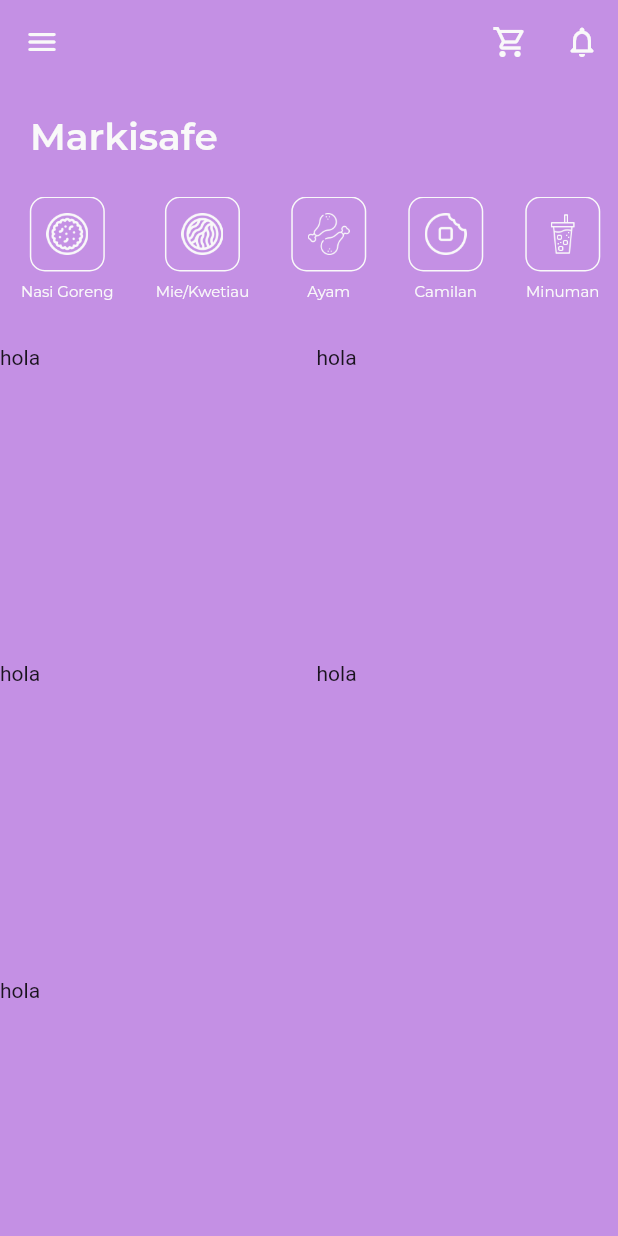
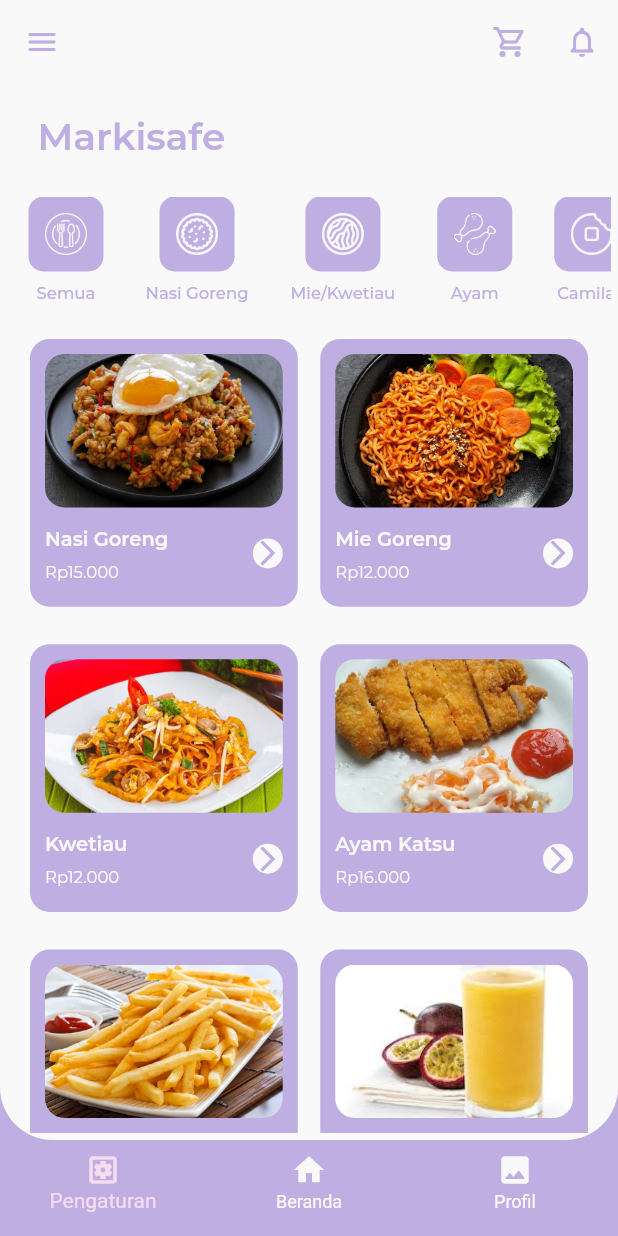
Before and after one commit to firazyn/markisafe-order, a Flutter app: the screen it shows after launch, on a phone screen of 412 x 824 dp. Run offline on Flutter 3.47's test engine with Material 2 defaults, Android fonts, the phone set to English and light mode, and no system bars; our stand-ins replace google_fonts; project files that could hold a hidden picture were left out.

Commit message:
updated home screen

```diff
--- a/lib/main.dart
+++ b/lib/main.dart
@@ -9,14 +9,15 @@ class MyApp extends StatelessWidget {
   @override
   Widget build(BuildContext context) {
     return MaterialApp(
+      debugShowCheckedModeBanner: false,
       home: MyHomePage(),
     );
   }
 }
 
 class MyHomePage extends StatefulWidget {
-  final Color primary = Color(0xffc490e4);
-  final Color headingColor = Color(0xfff9f9f9);
+  final Color primary = Color(0xfff9f9f9);
+  final Color headingColor = Color(0xffbeaee2);
   @override
   _MyHomePageState createState() => _MyHomePageState();
 }
@@ -52,10 +53,24 @@ class _MyHomePageState extends State<MyHomePage> {
           ),
         ],
       ),
-      body: Column(
+      body: Container(
+        color: widget.headingColor,
+        child: Column(
+          children: [
+            Container(
+              height: MediaQuery.of(context).size.height - 120,
+              padding: EdgeInsets.all(5.0),
+              decoration: BoxDecoration(
+                borderRadius: BorderRadius.only(
+                  bottomLeft: Radius.circular(35.0),
+                  bottomRight: Radius.circular(35.0),
+                ),
+                color: widget.primary,
+              ),
+              child: Column(
                 crossAxisAlignment: CrossAxisAlignment.start,
                 children: <Widget>[
-          SizedBox(height: 20.0),
+                  SizedBox(height: 15.0),
                   Padding(
                     padding: const EdgeInsets.only(left: 20.0),
                     child: Text(
@@ -71,7 +86,12 @@ class _MyHomePageState extends State<MyHomePage> {
                   SingleChildScrollView(
                     scrollDirection: Axis.horizontal,
                     child: Row(
+                      mainAxisAlignment: MainAxisAlignment.spaceBetween,
                       children: <Widget>[
+                        CategoriesCards(
+                          categoryImages: "semua",
+                          categoryText: "Semua",
+                        ),
                         CategoriesCards(
                           categoryImages: "nasi_goreng",
                           categoryText: "Nasi Goreng",
@@ -95,29 +115,85 @@ class _MyHomePageState extends State<MyHomePage> {
                       ],
                     ),
                   ),
-          SizedBox(height: 30.0),
+                  SizedBox(height: 10.0),
                   Expanded(
                     child: GridView.count(
                       crossAxisCount: 2,
-              crossAxisSpacing: 10,
-              mainAxisSpacing: 10,
+                      crossAxisSpacing: 15.0,
+                      mainAxisSpacing: 25.0,
+                      padding:
+                          EdgeInsets.only(top: 15.0, left: 15.0, right: 15.0),
                       children: <Widget>[
-                Text('hola'),
-                Text('hola'),
-                Text('hola'),
-                Text('hola'),
-                Text('hola'),
+                        FoodInfo(
+                          foodImage: 'nasi_goreng',
+                          foodName: 'Nasi Goreng',
+                          foodPrice: '15.000',
+                        ),
+                        FoodInfo(
+                          foodImage: 'mie_goreng',
+                          foodName: 'Mie Goreng',
+                          foodPrice: '12.000',
+                        ),
+                        FoodInfo(
+                          foodImage: 'kwetiau_goreng',
+                          foodName: 'Kwetiau',
+                          foodPrice: '12.000',
+                        ),
+                        FoodInfo(
+                          foodImage: 'ayam_katsu',
+                          foodName: 'Ayam Katsu',
+                          foodPrice: '16.000',
+                        ),
+                        FoodInfo(
+                          foodImage: 'french_fries',
+                          foodName: 'French Fries',
+                          foodPrice: '8.000',
+                        ),
+                        FoodInfo(
+                          foodImage: 'jus_markisa',
+                          foodName: 'Jus Markisa',
+                          foodPrice: '5.000',
+                        ),
                       ],
                     ),
                   ),
                 ],
+              ),
+            ),
+            Flexible(
+              child: BottomNavigationBar(
+                backgroundColor: widget.headingColor,
+                selectedItemColor: Color(0xfff7dbf0),
+                unselectedItemColor: widget.primary,
+                elevation: 0,
+                items: const <BottomNavigationBarItem>[
+                  BottomNavigationBarItem(
+                    icon: Icon(Icons.settings_applications_outlined),
+                    label: 'Pengaturan',
+                  ),
+                  BottomNavigationBarItem(
+                    icon: Icon(Icons.home),
+                    label: 'Beranda',
+                  ),
+                  BottomNavigationBarItem(
+                    icon: Icon(Icons.photo_rounded),
+                    label: 'Profil',
+                  ),
+                ],
+                // currentIndex: _selectedIndex,
+                // onTap: _onItemTap,
+              ),
+            ),
+          ],
+        ),
       ),
     );
   }
 }
 
 class CategoriesCards extends StatelessWidget {
-  final Color color = Color(0xfff9f9f9);
+  final Color primaryColor = Color(0xfff9f9f9);
+  final Color secondaryColor = Color(0xffbeaee2);
   final categoryImages;
   final categoryText;
 
@@ -134,14 +210,15 @@ class CategoriesCards extends StatelessWidget {
             height: 50,
             padding: EdgeInsets.all(10.0),
             decoration: BoxDecoration(
+              color: secondaryColor,
               border: Border.all(
-                color: color,
+                color: secondaryColor,
               ),
               borderRadius: BorderRadius.circular(10),
             ),
             child: Image.asset(
               "assets/food_icons_lineal/$categoryImages.png",
-              color: color,
+              color: primaryColor,
               width: 40,
               height: 40,
             ),
@@ -150,9 +227,9 @@ class CategoriesCards extends StatelessWidget {
           Text(
             categoryText,
             style: GoogleFonts.montserrat(
-              fontSize: 10,
-              fontWeight: FontWeight.w400,
-              color: color,
+              fontSize: 11,
+              fontWeight: FontWeight.w500,
+              color: secondaryColor,
             ),
           )
         ],
@@ -162,9 +239,78 @@ class CategoriesCards extends StatelessWidget {
 }
 
 class FoodInfo extends StatelessWidget {
+  final Color primaryColor = Color(0xfff9f9f9);
+  final Color secondaryColor = Color(0xffbeaee2);
+
+  final foodImage;
+  final foodName;
+  final foodPrice;
+
+  FoodInfo({this.foodImage, this.foodName, this.foodPrice});
+
   @override
   Widget build(BuildContext context) {
-    // TODO: implement build
-    throw UnimplementedError();
+    return Container(
+      padding: EdgeInsets.all(10.0),
+      alignment: Alignment.center,
+      decoration: BoxDecoration(
+        borderRadius: BorderRadius.circular(13.0),
+        color: secondaryColor,
+      ),
+      child: Stack(
+        children: [
+          Column(
+            crossAxisAlignment: CrossAxisAlignment.start,
+            children: <Widget>[
+              Expanded(
+                flex: 2,
+                child: Container(
+                  decoration: BoxDecoration(
+                    image: DecorationImage(
+                        fit: BoxFit.cover,
+                        image: AssetImage('assets/food_images/$foodImage.png')),
+                    borderRadius: BorderRadius.circular(13.0),
+                  ),
+                ),
+              ),
+              SizedBox(height: 5.0),
+              Expanded(
+                child: Row(
+                  mainAxisAlignment: MainAxisAlignment.spaceBetween,
+                  children: [
+                    Column(
+                      mainAxisAlignment: MainAxisAlignment.spaceEvenly,
+                      crossAxisAlignment: CrossAxisAlignment.start,
+                      children: [
+                        Text(foodName,
+                            style: GoogleFonts.montserrat(
+                                fontSize: 13,
+                                fontWeight: FontWeight.w600,
+                                color: primaryColor)),
+                        Text("Rp$foodPrice",
+                            style: GoogleFonts.montserrat(
+                                fontSize: 11,
+                                fontWeight: FontWeight.w400,
+                                color: primaryColor)),
+                      ],
+                    ),
+                    Container(
+                      decoration: BoxDecoration(
+                          borderRadius: BorderRadius.circular(15.0),
+                          color: primaryColor),
+                      child: Icon(
+                        Icons.arrow_forward_ios,
+                        color: secondaryColor,
+                        size: 20,
+                      ),
+                    )
+                  ],
+                ),
+              ),
+            ],
+          ),
+        ],
+      ),
+    );
   }
 }
--- a/pubspec.yaml
+++ b/pubspec.yaml
@@ -44,6 +44,7 @@ flutter:
   assets:
     - assets/fonts/
     - assets/food_icons_lineal/
+    - assets/food_images/
 
   # An image asset can refer to one or more resolution-specific "variants", see
   # https://flutter.dev/assets-and-images/#resolution-aware.
```
Also changed, not shown: assets/food_icons_lineal/semua.png (added), assets/food_images/ayam_katsu.png (added), assets/food_images/french_fries.png (added), assets/food_images/jus_markisa.png (added), assets/food_images/kwetiau_goreng.png (added), assets/food_images/mie_goreng.png (added), assets/food_images/nasi_goreng.png (added). Lines whose indentation alone changed are shown as unchanged.
